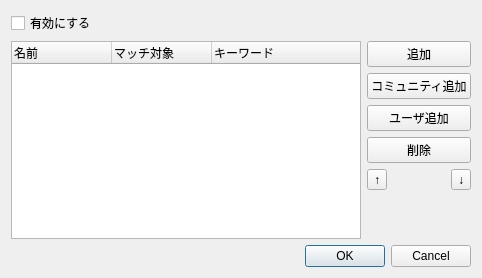
First picture: the form in ui/matchandaddbroadcast.ui, repository diginatu/Viqo, before the edit.
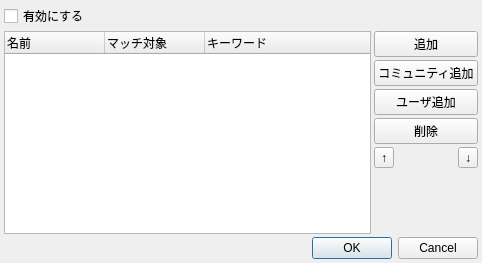
Second picture: the form after the edit.

Commit message: UI improvement reduce spaces and margins rearrenge menu items

What changed in the file:
```diff
--- a/ui/matchandaddbroadcast.ui
+++ b/ui/matchandaddbroadcast.ui
@@ -7,13 +7,28 @@
     <x>0</x>
     <y>0</y>
     <width>482</width>
-    <height>278</height>
+    <height>263</height>
    </rect>
   </property>
   <property name="windowTitle">
    <string>放送開始サーチ</string>
   </property>
   <layout class="QGridLayout" name="gridLayout">
+   <property name="leftMargin">
+    <number>4</number>
+   </property>
+   <property name="topMargin">
+    <number>4</number>
+   </property>
+   <property name="rightMargin">
+    <number>4</number>
+   </property>
+   <property name="bottomMargin">
+    <number>4</number>
+   </property>
+   <property name="spacing">
+    <number>3</number>
+   </property>
    <item row="3" column="1" colspan="3">
     <widget class="QPushButton" name="userAddButton">
      <property name="text">
```
The commit also changes 5 other files.
